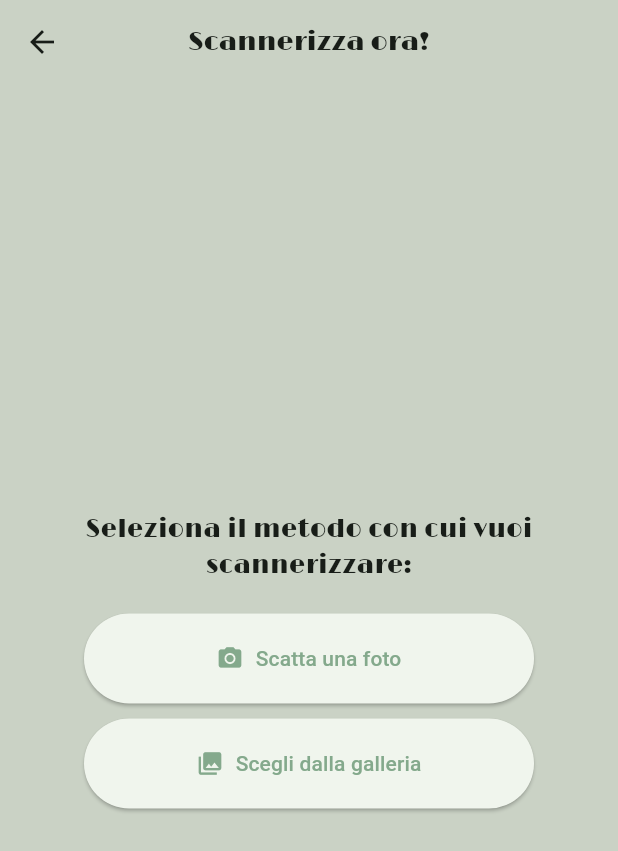
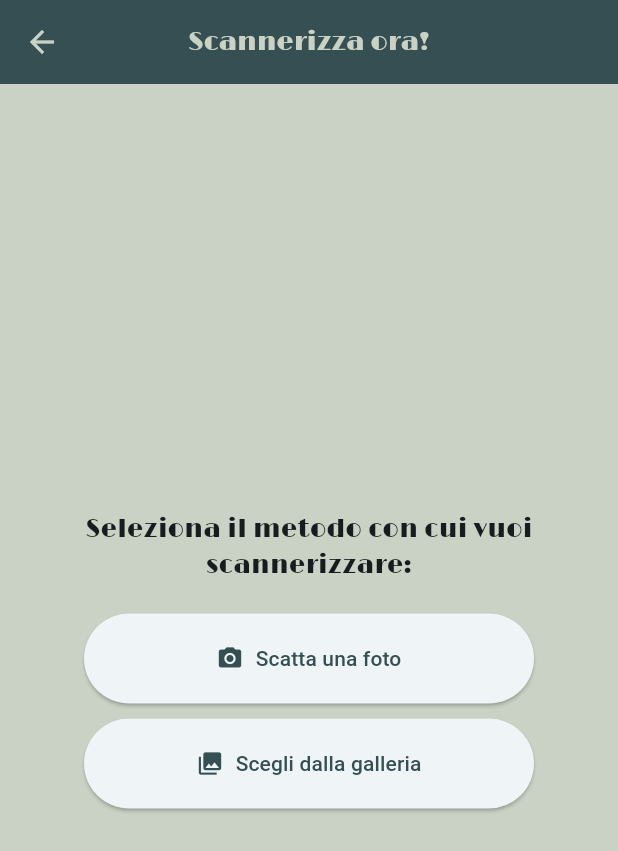
Before and after one commit to akzSermona/ArtLens, a Flutter app: the screen it shows after launch, after a tap on the "camera alt" icon, on a phone screen of 412 x 824 dp. Shown: the top 851 px of the screen. Run offline on Flutter 3.47's test engine with Material 3 defaults, Android fonts, the phone set to English and light mode, and no system bars; our stand-ins replace image_picker.

Commit message:
update color scheme and app bar theme for improved UI

```diff
--- a/lib/main.dart
+++ b/lib/main.dart
@@ -3,8 +3,9 @@ import 'package:artlens/screens/home_screen.dart';
 
 final customColorScheme = ColorScheme.fromSeed(
   brightness: Brightness.light,
-  seedColor: Color(0xFF84A98C),
-  primary: Color(0xFF84A98C),
+  seedColor: Color.fromARGB(255, 255, 255, 255),
+  primary: Color(0xFF354F52),
+  onPrimary: Color(0xFFCAD2C5),
   surface: Color(0xFFCAD2C5),
 );
 
@@ -12,7 +13,18 @@ void main() {
   runApp(
     MaterialApp(
       debugShowCheckedModeBanner: false,
-      theme: ThemeData(colorScheme: customColorScheme),
+      theme: ThemeData(
+        colorScheme: customColorScheme,
+        appBarTheme: AppBarTheme(
+          backgroundColor: customColorScheme.primary,
+          titleTextStyle: TextStyle(
+            fontFamily: 'Limelight',
+            fontSize: 20,
+            color: customColorScheme.onPrimary,
+          ),
+          iconTheme: IconThemeData(color: customColorScheme.onPrimary),
+        ),
+      ),
       home: const HomeScreen(),
     ),
   );
```
